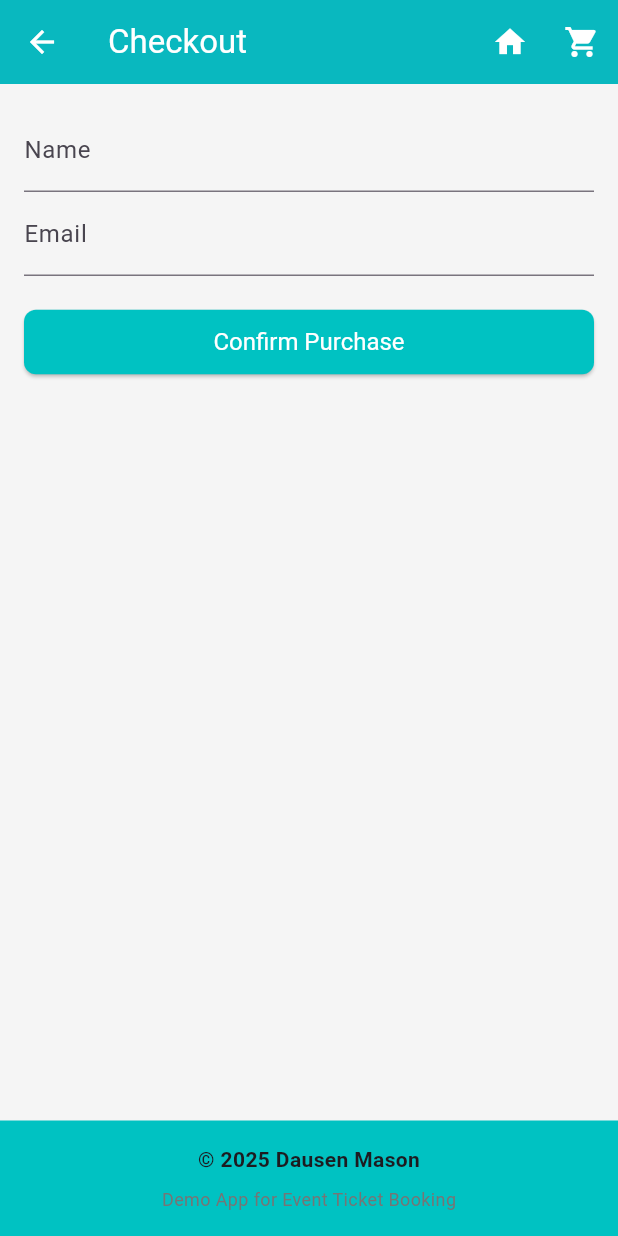
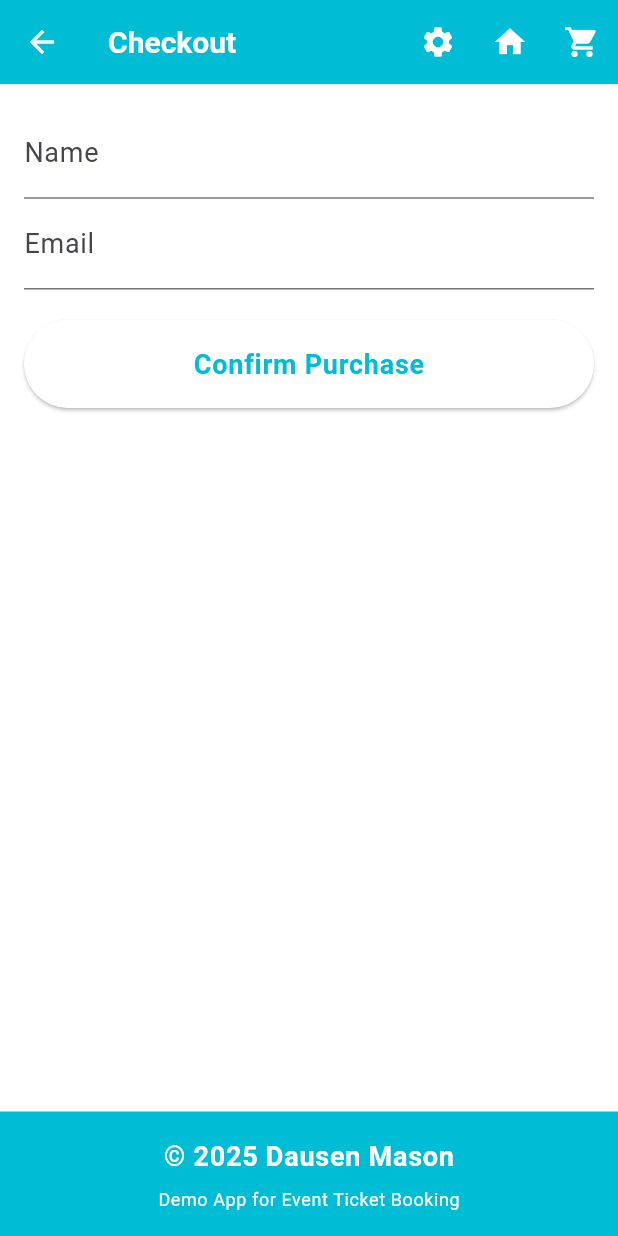
Before and after one commit to dausenm/eventeny_app, a Flutter app: the CheckoutScreen screen opened by its route, on a phone screen of 412 x 824 dp. Run offline on Flutter 3.47's test engine with Material 3 defaults, Android fonts, the light colour scheme and no system bars; our stand-ins replace flutter_riverpod; network calls fail.

Commit message:
Added themes and integrated them into models and ui.

```diff
--- a/lib/screens/checkout_screen.dart
+++ b/lib/screens/checkout_screen.dart
@@ -6,6 +6,7 @@ import '../exceptions/api_exception.dart';
 import '../viewmodels/checkout_viewmodel.dart';
 import '../widgets/custom_app_bar.dart';
 import '../widgets/custom_footer.dart';
+import '../utils/app_themes.dart';
 
 class CheckoutScreen extends ConsumerStatefulWidget {
   @override
@@ -21,6 +22,7 @@ class _CheckoutScreenState extends ConsumerState<CheckoutScreen> {
   @override
   Widget build(BuildContext context) {
     final cart = ref.watch(cartProvider);
+    final theme = Theme.of(context);
 
     return Scaffold(
       appBar: CustomAppBar(titleWidget: Text("Checkout")),
@@ -50,10 +52,27 @@ class _CheckoutScreenState extends ConsumerState<CheckoutScreen> {
               SizedBox(height: 20),
               ElevatedButton(
                 onPressed: _isSubmitting ? null : () => _submitOrder(cart),
+                style: ElevatedButton.styleFrom(
+                  backgroundColor: theme.appBarTheme.foregroundColor,
+                  foregroundColor: theme.appBarTheme.backgroundColor,
+                  padding: const EdgeInsets.symmetric(vertical: 16),
+                  textStyle: Theme.of(
+                    context,
+                  ).textTheme.bodyLarge?.copyWith(fontWeight: FontWeight.bold),
+                ),
                 child:
                     _isSubmitting
-                        ? CircularProgressIndicator(color: Colors.white)
-                        : Text("Confirm Purchase"),
+                        ? SizedBox(
+                          width: 24,
+                          height: 24,
+                          child: CircularProgressIndicator(
+                            valueColor: AlwaysStoppedAnimation<Color>(
+                              Theme.of(context).colorScheme.onPrimary,
+                            ),
+                            strokeWidth: 2,
+                          ),
+                        )
+                        : const Text("Confirm Purchase"),
               ),
             ],
           ),
--- a/lib/widgets/custom_app_bar.dart
+++ b/lib/widgets/custom_app_bar.dart
@@ -10,13 +10,24 @@ class CustomAppBar extends ConsumerWidget implements PreferredSizeWidget {
 
   @override
   Widget build(BuildContext context, WidgetRef ref) {
+    final theme = Theme.of(context);
+
     return AppBar(
+      backgroundColor: theme.appBarTheme.backgroundColor,
+      foregroundColor: theme.appBarTheme.foregroundColor,
       title: titleWidget,
       actions: [
         IconButton(
+          icon: const Icon(Icons.settings),
+          tooltip: 'Settings',
+          onPressed: () {
+            Navigator.pushNamed(context, '/settings');
+          },
+        ),
+        IconButton(
           icon: const Icon(Icons.home),
+          tooltip: 'Home',
           onPressed: () {
-            // Invalidate providers to refresh data
             ref.invalidate(eventListProvider);
             ref.invalidate(ticketsProvider);
             Navigator.of(
@@ -26,6 +37,7 @@ class CustomAppBar extends ConsumerWidget implements PreferredSizeWidget {
         ),
         IconButton(
           icon: const Icon(Icons.shopping_cart),
+          tooltip: 'Cart',
           onPressed: () {
             Navigator.pushNamed(context, '/cart');
           },
--- a/lib/widgets/custom_footer.dart
+++ b/lib/widgets/custom_footer.dart
@@ -5,22 +5,28 @@ class CustomFooter extends StatelessWidget {
 
   @override
   Widget build(BuildContext context) {
+    final theme = Theme.of(context);
+    final colorScheme = theme.colorScheme;
+
     return Container(
-      color: Color(
-        0xFF00C2C2,
-      ), // Light neutral background (or match brand color if you want)
+      color: theme.appBarTheme.backgroundColor,
       padding: const EdgeInsets.all(16),
       child: Column(
         mainAxisSize: MainAxisSize.min,
         children: [
           Text(
             "© 2025 Dausen Mason",
-            style: TextStyle(fontWeight: FontWeight.bold),
+            style: theme.textTheme.bodyLarge?.copyWith(
+              fontWeight: FontWeight.bold,
+              color: theme.appBarTheme.foregroundColor,
+            ),
           ),
-          SizedBox(height: 8),
+          const SizedBox(height: 8),
           Text(
             "Demo App for Event Ticket Booking",
-            style: TextStyle(fontSize: 12, color: Colors.grey[600]),
+            style: theme.textTheme.bodySmall?.copyWith(
+              color: theme.appBarTheme.foregroundColor,
+            ),
           ),
         ],
       ),
```
Also changed, not shown: lib/main.dart (+8 -22 lines), lib/providers/theme_provider.dart (added, +20 -0 lines), lib/screens/cart_screen.dart (+11 -8 lines), lib/screens/confirmation_screen.dart (+8 -1 lines), lib/screens/event_detail_screen.dart (+32 -10 lines), lib/screens/settings_screen.dart (added, +40 -0 lines), lib/utils/app_themes.dart (added, +71 -0 lines), lib/utils/date_formatter.dart (added, +28 -0 lines), lib/widgets/event_card.dart (+29 -8 lines), pubspec.lock, 2 other files.
